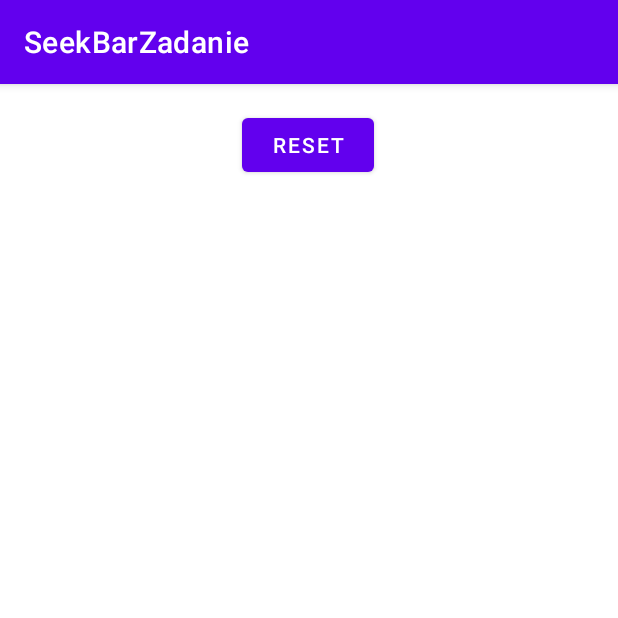
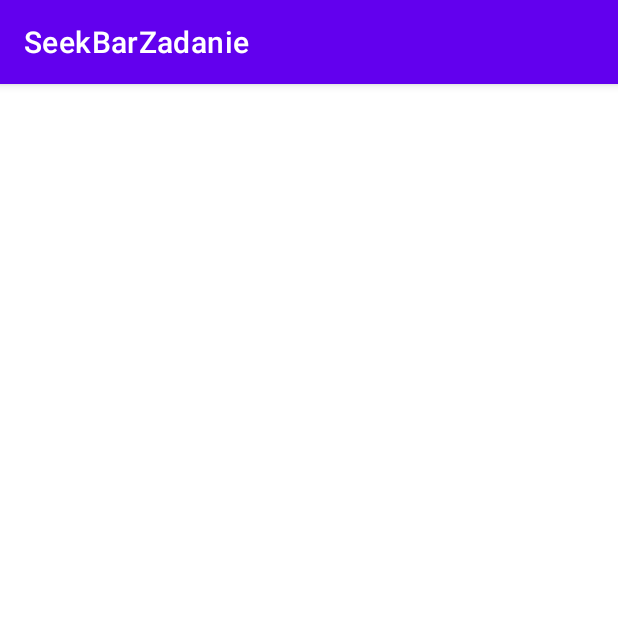
Before and after one commit to matipoklo/SeekBarZadanie, an Android app: the screen it shows after launch (MainActivity), on a phone screen of 412 x 824 dp, the top half of it. Run offline under Robolectric (Android 15) with nearby library versions, the phone set to English and light mode, and no system bars.

Commit message:
Initial Commit (poprzednie 5 commitow sie nie liczy ze wzgledu na problemy z githubem)

```diff
--- a/app/src/main/res/layout/activity_main.xml
+++ b/app/src/main/res/layout/activity_main.xml
@@ -4,18 +4,4 @@
     xmlns:tools="http://schemas.android.com/tools"
     android:layout_width="match_parent"
     android:layout_height="match_parent"
-    tools:context=".MainActivity">
-
-    <Button
-        android:id="@+id/btnReset"
-        android:layout_width="wrap_content"
-        android:layout_height="wrap_content"
-        android:text="Reset"
-        app:layout_constraintBottom_toBottomOf="parent"
-        app:layout_constraintEnd_toEndOf="parent"
-        app:layout_constraintHorizontal_bias="0.498"
-        app:layout_constraintStart_toStartOf="parent"
-        app:layout_constraintTop_toTopOf="parent"
-        app:layout_constraintVertical_bias="0.023" />
-
-</androidx.constraintlayout.widget.ConstraintLayout>
+    tools:context=".MainActivity"/>
```
